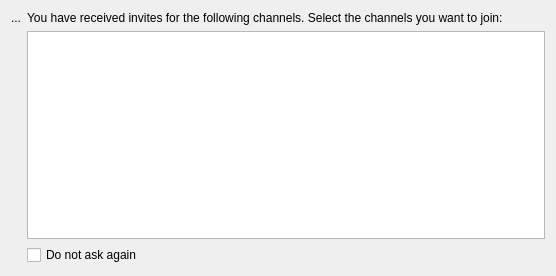
netrunner-debian-kde-extras/konversation, file src/irc/invitedialog.ui: the form before one commit.
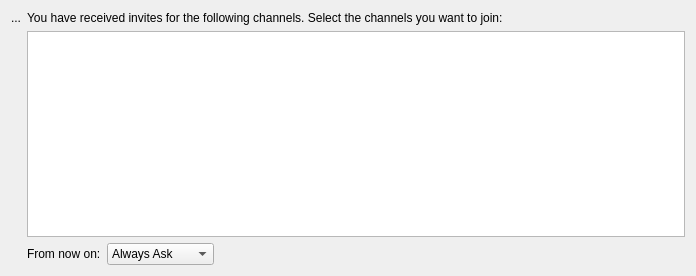
The form after the commit. Custom widgets are drawn as their Qt base class.

Patch:
```diff
--- a/src/irc/invitedialog.ui
+++ b/src/irc/invitedialog.ui
@@ -6,12 +6,12 @@
    <rect>
     <x>0</x>
     <y>0</y>
-    <width>556</width>
+    <width>696</width>
     <height>276</height>
    </rect>
   </property>
   <layout class="QGridLayout" name="gridLayout">
-   <item row="0" column="0" rowspan="2">
+   <item row="0" column="0">
     <widget class="QLabel" name="m_iconLabel">
      <property name="sizePolicy">
       <sizepolicy hsizetype="Maximum" vsizetype="Preferred">
@@ -27,25 +27,67 @@
      </property>
     </widget>
    </item>
-   <item row="0" column="1">
+   <item row="0" column="1" colspan="3">
     <widget class="QLabel" name="m_textLabel">
      <property name="text">
       <string>You have received invites for the following channels. Select the channels you want to join:</string>
      </property>
     </widget>
    </item>
-   <item row="1" column="1">
+   <item row="1" column="1" colspan="3">
     <widget class="QTreeView" name="m_channelView"/>
    </item>
+   <item row="2" column="2">
+    <widget class="KComboBox" name="m_joinPreferences">
+     <item>
+      <property name="text">
+       <string>Always Ask</string>
+      </property>
+     </item>
+     <item>
+      <property name="text">
+       <string>Always Join</string>
+      </property>
+     </item>
+     <item>
+      <property name="text">
+       <string>Always Ignore</string>
+      </property>
+     </item>
+    </widget>
+   </item>
+   <item row="2" column="3">
+    <spacer name="horizontalSpacer">
+     <property name="orientation">
+      <enum>Qt::Horizontal</enum>
+     </property>
+     <property name="sizeType">
+      <enum>QSizePolicy::Preferred</enum>
+     </property>
+     <property name="sizeHint" stdset="0">
+      <size>
+       <width>521</width>
+       <height>20</height>
+      </size>
+     </property>
+    </spacer>
+   </item>
    <item row="2" column="1">
-    <widget class="QCheckBox" name="m_showAgainCheck">
+    <widget class="QLabel" name="label">
      <property name="text">
-      <string>Do not ask again</string>
+      <string>From now on:</string>
      </property>
     </widget>
    </item>
   </layout>
  </widget>
+  <customwidgets>
+  <customwidget>
+   <class>KComboBox</class>
+   <extends>QComboBox</extends>
+   <header>kcombobox.h</header>
+  </customwidget>
+ </customwidgets>
  <resources/>
  <connections/>
 </ui>
```
